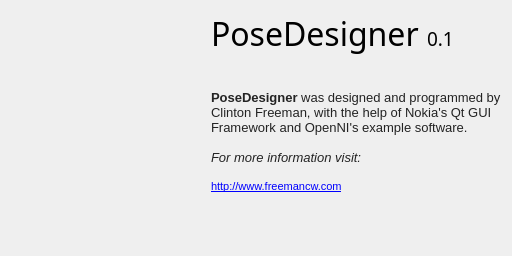
This is aboutdialog.ui in freemancw/PoseDesigner as Qt 5 draws it before an edit. The edited form follows.
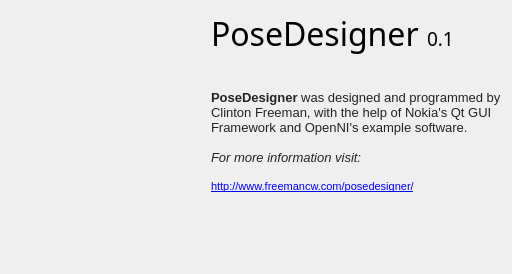
This is the edited form. Icons and pictures are not drawn.

What changed in the file:
```diff
--- a/aboutdialog.ui
+++ b/aboutdialog.ui
@@ -7,7 +7,7 @@
     <x>0</x>
     <y>0</y>
     <width>512</width>
-    <height>256</height>
+    <height>274</height>
    </rect>
   </property>
   <property name="windowTitle">
@@ -72,7 +72,7 @@
 &lt;p style=&quot;-qt-paragraph-type:empty; margin-top:0px; margin-bottom:0px; margin-left:0px; margin-right:0px; -qt-block-indent:0; text-indent:0px; font-size:10pt; color:#232323;&quot;&gt;&lt;/p&gt;
 &lt;p style=&quot; margin-top:0px; margin-bottom:0px; margin-left:0px; margin-right:0px; -qt-block-indent:0; text-indent:0px;&quot;&gt;&lt;span style=&quot; font-size:10pt; font-style:italic; color:#232323;&quot;&gt;For more information visit:&lt;/span&gt;&lt;/p&gt;
 &lt;p style=&quot;-qt-paragraph-type:empty; margin-top:0px; margin-bottom:0px; margin-left:0px; margin-right:0px; -qt-block-indent:0; text-indent:0px; font-size:10pt; color:#232323;&quot;&gt;&lt;/p&gt;
-&lt;p style=&quot; margin-top:0px; margin-bottom:0px; margin-left:0px; margin-right:0px; -qt-block-indent:0; text-indent:0px;&quot;&gt;&lt;a href=&quot;http://www.freemancw.com&quot;&gt;&lt;span style=&quot; text-decoration: underline; color:#0000ff;&quot;&gt;http://www.freemancw.com&lt;/span&gt;&lt;/a&gt;&lt;/p&gt;&lt;/body&gt;&lt;/html&gt;</string>
+&lt;p style=&quot; margin-top:0px; margin-bottom:0px; margin-left:0px; margin-right:0px; -qt-block-indent:0; text-indent:0px;&quot;&gt;&lt;a href=&quot;http://www.freemancw.com/posedesigner/&quot;&gt;&lt;span style=&quot; text-decoration: underline; color:#0000ff;&quot;&gt;http://www.freemancw.com/posedesigner/&lt;/span&gt;&lt;/a&gt;&lt;/p&gt;&lt;/body&gt;&lt;/html&gt;</string>
      </property>
      <property name="textFormat">
       <enum>Qt::RichText</enum>
```
